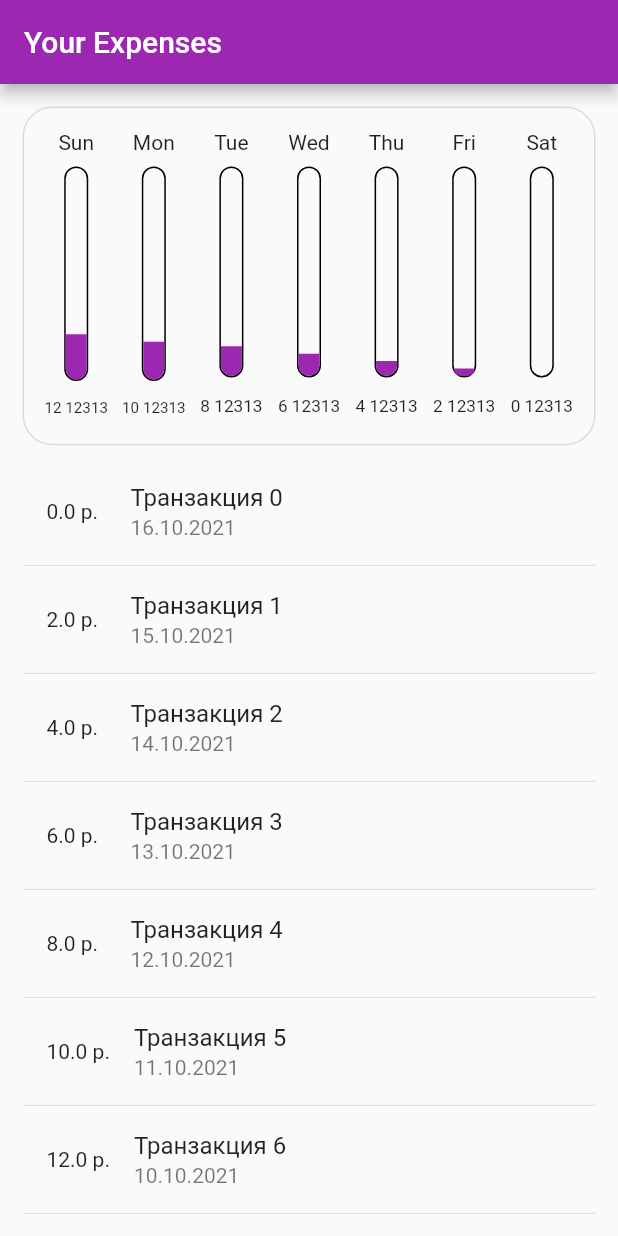
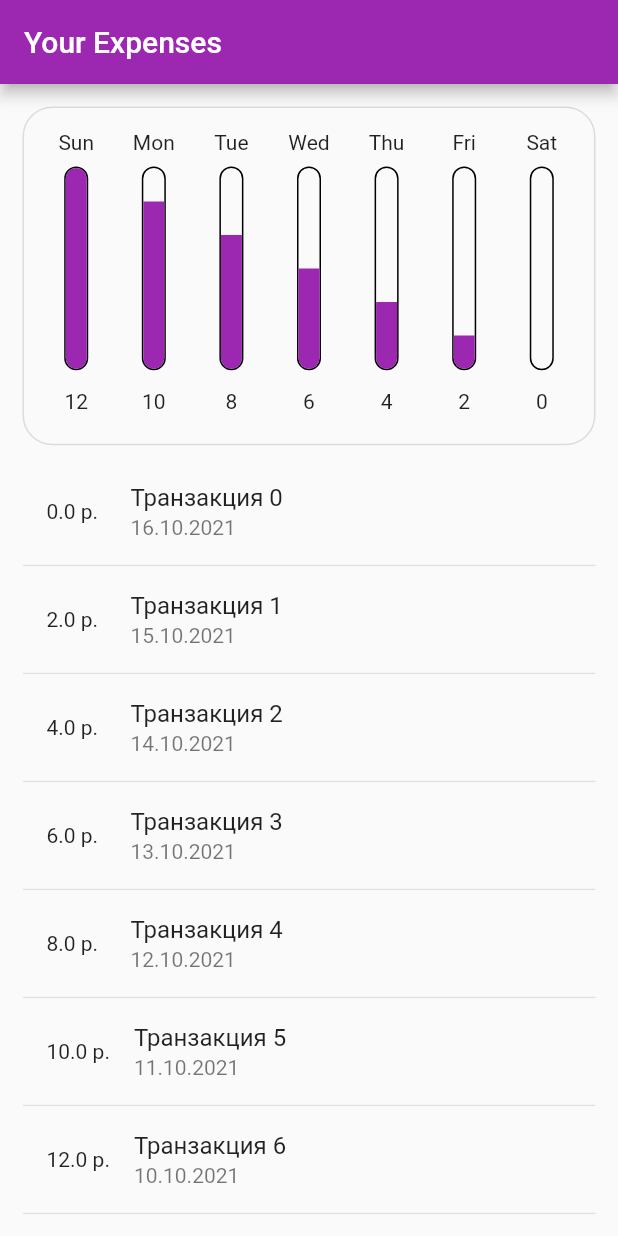
Before and after one commit to kardenvan7/MyExpensesPlanner, a Flutter app: the screen it shows after launch, on a phone screen of 412 x 824 dp. Run offline on Flutter 3.47's test engine with Material 2 defaults, Android fonts, the phone set to English and light mode, and no system bars; our stand-ins replace easy_localization, flutter_bloc.

Commit message:
Починил lastWeekTransactions и скругления в колонках

```diff
--- a/lib/cubit/last_week_transactions_cubit.dart
+++ b/lib/cubit/last_week_transactions_cubit.dart
@@ -35,7 +35,7 @@ class TransactionsCubit extends Cubit<TransactionsState> {
       now.year,
       now.month,
       now.day,
-    ).subtract(const Duration(days: 7));
+    ).subtract(const Duration(days: 6));
 
     return transactions.where((element) {
       return element.date > weekBefore;
--- a/lib/routes/main/components/last_week_transactions.dart
+++ b/lib/routes/main/components/last_week_transactions.dart
@@ -1,6 +1,8 @@
 import 'package:flutter/material.dart';
 import 'package:intl/intl.dart';
 import 'package:my_expenses_planner/models/transaction.dart';
+
+import 'one_day_transactions_column.dart';
 
 class LastWeekTransactions extends StatelessWidget {
   const LastWeekTransactions({
@@ -9,22 +11,18 @@ class LastWeekTransactions extends StatelessWidget {
   }) : super(key: key);
 
   final List<Transaction> lastWeekTransactions;
-  double get maxAmount {
-    return lastWeekTransactions.fold(
-      0,
-      (previousValue, element) => element.amount + previousValue,
-    );
+
+  double get max {
+    double max = 0;
+
+    for (var transaction in lastWeekTransactions) {
+      if (max < transaction.amount) {
+        max = transaction.amount;
+      }
+    }
+
+    return max;
   }
-
-  static const List<String> days = [
-    'Monday',
-    'Tuesday',
-    'Wednesday',
-    'Thursday',
-    'Friday',
-    'Saturday',
-    'Sunday'
-  ];
 
   @override
   Widget build(BuildContext context) {
@@ -53,83 +51,16 @@ class LastWeekTransactions extends StatelessWidget {
                 ),
               );
 
+              print(max);
               return OneDayTransactionsColumn(
                 transactions: lastWeekTransactions
                     .where((element) => element.date.day == date.day)
                     .toList(),
                 title: DateFormat('EEE').format(date),
-                maxAmount: maxAmount,
+                maxAmount: max,
               );
             },
           ).reversed.toList(),
         ));
   }
 }
-
-class OneDayTransactionsColumn extends StatelessWidget {
-  const OneDayTransactionsColumn({
-    required this.transactions,
-    required this.title,
-    required this.maxAmount,
-    Key? key,
-  }) : super(key: key);
-
-  final List<Transaction> transactions;
-  final String title;
-  final double maxAmount;
-
-  int get amount {
-    return transactions
-        .fold(0, (previousValue, element) => element.amount)
-        .toInt();
-  }
-
-  @override
-  Widget build(BuildContext context) {
-    return Container(
-      width: (MediaQuery.of(context).size.width - 15) / 8,
-      child: Column(
-        children: [
-          Text(title),
-          Expanded(
-            child: Container(
-              alignment: Alignment.bottomCenter,
-              clipBehavior: Clip.hardEdge,
-              width: 16,
-              margin: EdgeInsets.symmetric(vertical: 8),
-              decoration: BoxDecoration(
-                borderRadius: BorderRadius.circular(8),
-                border: Border.all(
-                  color: Colors.black,
-                ),
-              ),
-              child: FractionallySizedBox(
-                alignment: Alignment.bottomCenter,
-                heightFactor: maxAmount != 0 ? amount / maxAmount : 0,
-                child: Container(
-                  decoration: BoxDecoration(
-                    color: Theme.of(context).colorScheme.primary,
-                    borderRadius: BorderRadius.only(
-                      bottomLeft: Radius.circular(8),
-                      bottomRight: Radius.circular(8),
-                    ),
-                  ),
-                ),
-              ),
-            ),
-          ),
-          FittedBox(
-            fit: BoxFit.fill,
-            child: Padding(
-              padding: const EdgeInsets.all(5.0),
-              child: Text(
-                '$amount 12313',
-                softWrap: true,
-              ),
-            ),
-          ),
-        ],
-      ),
-    );
-  }
-}
--- /dev/null
+++ b/lib/routes/main/components/one_day_transactions_column.dart
@@ -0,0 +1,72 @@
+import 'package:flutter/material.dart';
+import 'package:my_expenses_planner/models/transaction.dart';
+
+class OneDayTransactionsColumn extends StatelessWidget {
+  const OneDayTransactionsColumn({
+    required this.transactions,
+    required this.title,
+    required this.maxAmount,
+    Key? key,
+  }) : super(key: key);
+
+  final List<Transaction> transactions;
+  final String title;
+  final double maxAmount;
+
+  int get amount {
+    return transactions
+        .fold(0, (previousValue, element) => element.amount)
+        .toInt();
+  }
+
+  @override
+  Widget build(BuildContext context) {
+    return Container(
+      width: (MediaQuery.of(context).size.width - 15) / 8,
+      child: Column(
+        children: [
+          Text(title),
+          Expanded(
+            child: Container(
+              alignment: Alignment.bottomCenter,
+              clipBehavior: Clip.hardEdge,
+              width: 16,
+              margin: EdgeInsets.symmetric(vertical: 8),
+              decoration: BoxDecoration(
+                borderRadius: BorderRadius.circular(8),
+                border: Border.all(
+                  color: Colors.black,
+                ),
+              ),
+              child: FractionallySizedBox(
+                alignment: Alignment.bottomCenter,
+                heightFactor: maxAmount != 0 ? amount / maxAmount : 0,
+                child: Container(
+                  decoration: BoxDecoration(
+                    color: Theme.of(context).colorScheme.primary,
+                    borderRadius: BorderRadius.only(
+                      bottomLeft: const Radius.circular(8),
+                      bottomRight: const Radius.circular(8),
+                      topLeft: Radius.circular(amount == maxAmount ? 8 : 0),
+                      topRight: Radius.circular(amount == maxAmount ? 8 : 0),
+                    ),
+                  ),
+                ),
+              ),
+            ),
+          ),
+          FittedBox(
+            fit: BoxFit.fill,
+            child: Padding(
+              padding: const EdgeInsets.all(5.0),
+              child: Text(
+                '$amount',
+                softWrap: true,
+              ),
+            ),
+          ),
+        ],
+      ),
+    );
+  }
+}
```
